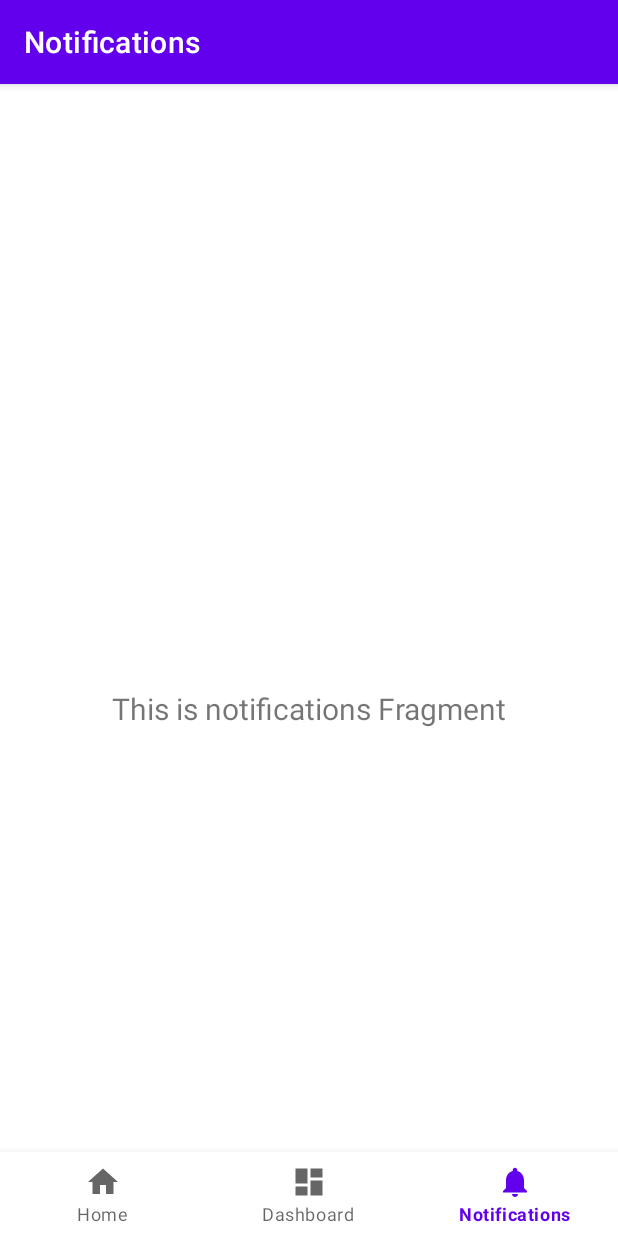
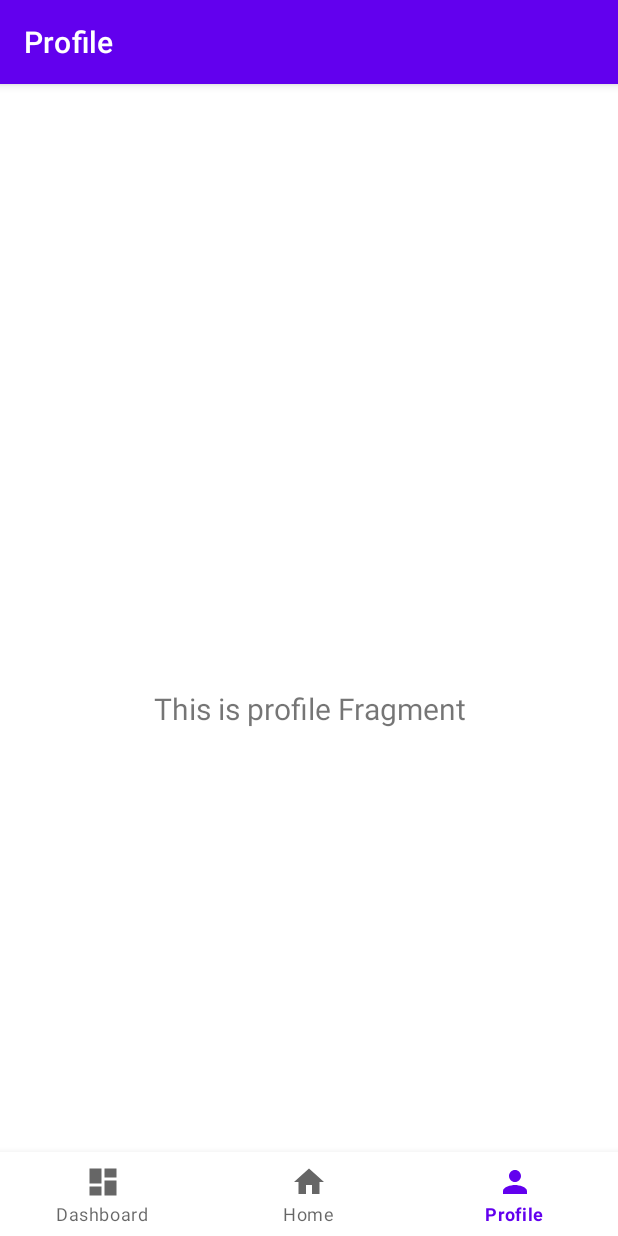
Before and after one commit to ThejanB/CT-Music-Player, an Android app: the ProfileFragment screen opened through its navigation route, on a phone screen of 412 x 824 dp. Run offline under Robolectric (Android 15) with nearby library versions, the phone set to English and light mode, and no system bars; our stand-ins replace navigation-ui.

Commit message:
Bottom nav bar changes
- added "Profile"
- removed "Notifications"

```diff
--- a/app/src/main/java/com/example/ctplayer/MainActivity.kt
+++ b/app/src/main/java/com/example/ctplayer/MainActivity.kt
@@ -26,7 +26,7 @@ class MainActivity : AppCompatActivity() {
         // menu should be considered as top level destinations.
         val appBarConfiguration = AppBarConfiguration(
             setOf(
-                R.id.navigation_home, R.id.navigation_dashboard, R.id.navigation_notifications
+                R.id.navigation_home, R.id.navigation_dashboard, R.id.navigation_profile
             )
         )
         setupActionBarWithNavController(navController, appBarConfiguration)
--- a/app/src/main/java/com/example/ctplayer/ui/notifications/NotificationsFragment.kt
+++ b/app/src/main/java/com/example/ctplayer/ui/profile/ProfileFragment.kt
@@ -1,4 +1,4 @@
-package com.example.ctplayer.ui.notifications
+package com.example.ctplayer.ui.profile
 
 import android.os.Bundle
 import android.view.LayoutInflater
@@ -7,11 +7,11 @@ import android.view.ViewGroup
 import android.widget.TextView
 import androidx.fragment.app.Fragment
 import androidx.lifecycle.ViewModelProvider
-import com.example.ctplayer.databinding.FragmentNotificationsBinding
+import com.example.ctplayer.databinding.FragmentProfileBinding
 
-class NotificationsFragment : Fragment() {
+class ProfileFragment : Fragment() {
 
-    private var _binding: FragmentNotificationsBinding? = null
+    private var _binding: FragmentProfileBinding? = null
 
     // This property is only valid between onCreateView and
     // onDestroyView.
@@ -22,14 +22,14 @@ class NotificationsFragment : Fragment() {
         container: ViewGroup?,
         savedInstanceState: Bundle?
     ): View {
-        val notificationsViewModel =
-            ViewModelProvider(this).get(NotificationsViewModel::class.java)
+        val profileViewModel =
+            ViewModelProvider(this).get(ProfileViewModel::class.java)
 
-        _binding = FragmentNotificationsBinding.inflate(inflater, container, false)
+        _binding = FragmentProfileBinding.inflate(inflater, container, false)
         val root: View = binding.root
 
-        val textView: TextView = binding.textNotifications
-        notificationsViewModel.text.observe(viewLifecycleOwner) {
+        val textView: TextView = binding.textProfile
+        profileViewModel.text.observe(viewLifecycleOwner) {
             textView.text = it
         }
         return root
--- a/app/src/main/java/com/example/ctplayer/ui/notifications/NotificationsViewModel.kt
+++ b/app/src/main/java/com/example/ctplayer/ui/profile/ProfileViewModel.kt
@@ -1,13 +1,13 @@
-package com.example.ctplayer.ui.notifications
+package com.example.ctplayer.ui.profile
 
 import androidx.lifecycle.LiveData
 import androidx.lifecycle.MutableLiveData
 import androidx.lifecycle.ViewModel
 
-class NotificationsViewModel : ViewModel() {
+class ProfileViewModel : ViewModel() {
 
     private val _text = MutableLiveData<String>().apply {
-        value = "This is notifications Fragment"
+        value = "This is profile Fragment"
     }
     val text: LiveData<String> = _text
 }
--- /dev/null
+++ b/app/src/main/res/drawable/baseline_person_24.xml
@@ -0,0 +1,10 @@
+<vector xmlns:android="http://schemas.android.com/apk/res/android"
+    android:width="24dp"
+    android:height="24dp"
+    android:tint="#000000"
+    android:viewportHeight="24"
+    android:viewportWidth="24">
+
+    <path android:fillColor="@android:color/white" android:pathData="M12,12c2.21,0 4,-1.79 4,-4s-1.79,-4 -4,-4 -4,1.79 -4,4 1.79,4 4,4zM12,14c-2.67,0 -8,1.34 -8,4v2h16v-2c0,-2.66 -5.33,-4 -8,-4z"/>
+
+</vector>
--- a/app/src/main/res/drawable/ic_notifications_black_24dp.xml
+++ /dev/null
@@ -1,9 +0,0 @@
-<vector xmlns:android="http://schemas.android.com/apk/res/android"
-    android:width="24dp"
-    android:height="24dp"
-    android:viewportWidth="24.0"
-    android:viewportHeight="24.0">
-    <path
-        android:fillColor="#FF000000"
-        android:pathData="M12,22c1.1,0 2,-0.9 2,-2h-4c0,1.1 0.89,2 2,2zM18,16v-5c0,-3.07 -1.64,-5.64 -4.5,-6.32L13.5,4c0,-0.83 -0.67,-1.5 -1.5,-1.5s-1.5,0.67 -1.5,1.5v0.68C7.63,5.36 6,7.92 6,11v5l-2,2v1h16v-1l-2,-2z" />
-</vector>
--- a/app/src/main/res/layout/fragment_notifications.xml
+++ b/app/src/main/res/layout/fragment_profile.xml
@@ -4,10 +4,10 @@
     xmlns:tools="http://schemas.android.com/tools"
     android:layout_width="match_parent"
     android:layout_height="match_parent"
-    tools:context=".ui.notifications.NotificationsFragment">
+    tools:context=".ui.profile.ProfileFragment">
 
     <TextView
-        android:id="@+id/text_notifications"
+        android:id="@+id/text_profile"
         android:layout_width="match_parent"
         android:layout_height="wrap_content"
         android:layout_marginStart="8dp"
--- a/app/src/main/res/menu/bottom_nav_menu.xml
+++ b/app/src/main/res/menu/bottom_nav_menu.xml
@@ -2,18 +2,18 @@
 <menu xmlns:android="http://schemas.android.com/apk/res/android">
 
     <item
-        android:id="@+id/navigation_home"
-        android:icon="@drawable/ic_home_black_24dp"
-        android:title="@string/title_home" />
+        android:id="@+id/navigation_dashboard"
+        android:title="@string/title_dashboard"
+        android:icon="@drawable/ic_dashboard_black_24dp" />
 
     <item
-        android:id="@+id/navigation_dashboard"
-        android:icon="@drawable/ic_dashboard_black_24dp"
-        android:title="@string/title_dashboard" />
+        android:id="@+id/navigation_home"
+        android:title="@string/title_home"
+        android:icon="@drawable/ic_home_black_24dp" />
 
     <item
-        android:id="@+id/navigation_notifications"
-        android:icon="@drawable/ic_notifications_black_24dp"
-        android:title="@string/title_notifications" />
+        android:id="@+id/navigation_profile"
+        android:title="@string/title_profile"
+        android:icon="@drawable/baseline_person_24" />
 
 </menu>
--- a/app/src/main/res/navigation/mobile_navigation.xml
+++ b/app/src/main/res/navigation/mobile_navigation.xml
@@ -18,8 +18,8 @@
         tools:layout="@layout/fragment_dashboard" />
 
     <fragment
-        android:id="@+id/navigation_notifications"
-        android:name="com.example.ctplayer.ui.notifications.NotificationsFragment"
-        android:label="@string/title_notifications"
-        tools:layout="@layout/fragment_notifications" />
+        android:id="@+id/navigation_profile"
+        android:name="com.example.ctplayer.ui.profile.ProfileFragment"
+        android:label="@string/title_profile"
+        tools:layout="@layout/fragment_profile" />
 </navigation>
--- a/app/src/main/res/values/strings.xml
+++ b/app/src/main/res/values/strings.xml
@@ -2,5 +2,5 @@
     <string name="app_name">CTPlayer</string>
     <string name="title_home">Home</string>
     <string name="title_dashboard">Dashboard</string>
-    <string name="title_notifications">Notifications</string>
+    <string name="title_profile">Profile</string>
 </resources>
```
